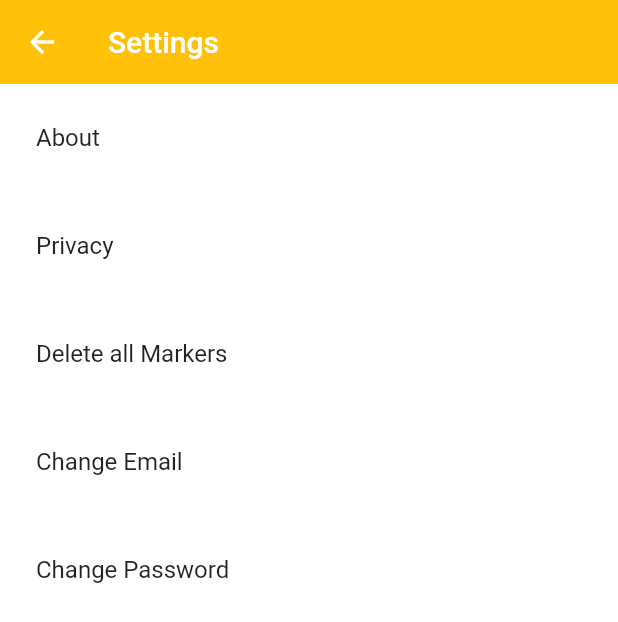
After one commit to joeltanig77/Spots-App, a Flutter app: the SettingsPage screen opened directly, on a phone screen of 412 x 824 dp. The commit adds this screen. Shown: the top 622 px of the screen. Run offline on Flutter 3.47's test engine with Material 2 defaults, Android fonts, the phone set to English and light mode, and no system bars; our stand-ins replace cloud_firestore, firebase_auth, firebase_storage, geolocator, google_maps_flutter, image_picker and 1 more; missing offline and left inert: loading_animations; accounts and stored records are empty; network calls fail.

Commit message:
added settings pages with a working delete all markers method, also added bug fixes

```diff
--- a/lib/const/sharedStyles.dart
+++ b/lib/const/sharedStyles.dart
@@ -1,4 +1,5 @@
 import 'package:flutter/material.dart';
+import '';
 /*
 const textInputStyleex = InputDecoration(
     hintText: "Email",
@@ -25,3 +26,31 @@ const textInputStyle =  InputDecoration(
   ),
   labelText: "Email",
 );
+
+
+const cardStyleForSettings = Card(
+  elevation: 0,
+  margin: EdgeInsets.all(6.0),
+  color: Colors.white,
+  child: ListTile(
+    title: Text("About"),
+    trailing: Icon(
+        Icons.read_more
+    ),
+  ),
+);
+
+Widget settingsCard(String text, dynamic function){
+  return Card(
+      elevation: 0,
+      margin: EdgeInsets.all(8),
+      color: Colors.white,
+      child: ListTile(
+      title: Text(text),
+      onTap: () {
+        print("Button in settings clicked");
+        function;
+  },
+  ),
+  );
+  }
--- a/lib/screens/home/home.dart
+++ b/lib/screens/home/home.dart
@@ -239,7 +239,6 @@ class _HomeState extends State<Home> {
     });
 
 
-    /*storeUserInformation("Im a happy boy hehe");*/
     return MaterialApp(
         home: StreamProvider<List<Location>>.value(
       value: MarkerDatabase().locations,
--- /dev/null
+++ b/lib/screens/profile/settings/settings.dart
@@ -0,0 +1,45 @@
+import 'package:flutter/material.dart';
+import 'package:spots_app/const/sharedStyles.dart';
+import 'package:spots_app/services/markerDatabase.dart';
+import 'package:spots_app/screens/profile/settings/about.dart';
+
+String thisUID = "";
+
+
+class SettingsPage extends StatefulWidget {
+  SettingsPage(String uid) {
+    String uidThis = uid;
+    thisUID = uidThis;
+  }
+
+  @override
+  _SettingsPageState createState() => _SettingsPageState();
+}
+
+MarkerDatabase _markerDatabase = MarkerDatabase();
+AboutPage _aboutPage = AboutPage();
+
+class _SettingsPageState extends State<SettingsPage> {
+  @override
+  Widget build(BuildContext context) {
+    return Scaffold(
+      backgroundColor: Colors.white,
+      appBar: AppBar(
+        title: Text('Settings'),
+        backgroundColor: Colors.amber,
+        elevation: 0,
+      ),
+      body: SingleChildScrollView(
+        child: Column(
+          children: [
+            settingsCard("About", _aboutPage),
+            settingsCard("Privacy", null),
+            settingsCard("Delete all Markers", null),
+            settingsCard("Change Email", null),
+            settingsCard("Change Password", null),
+          ],
+        ),
+      ),
+    );
+  }
+}
--- a/lib/services/markerDatabase.dart
+++ b/lib/services/markerDatabase.dart
@@ -1,3 +1,4 @@
+import 'package:firebase_auth/firebase_auth.dart';
 import 'package:flutter/material.dart';
 import 'package:cloud_firestore/cloud_firestore.dart';
 import 'package:spots_app/models/user.dart';
@@ -11,7 +12,7 @@ QuerySnapshot stolenLocation;
 class MarkerDatabase{
   final String user;
   MarkerDatabase({this.user});
-
+  final FirebaseAuth _auth = FirebaseAuth.instance;
 
 
   // Tells us the change of the doc in any certain point using a stream
@@ -68,9 +69,21 @@ class MarkerDatabase{
       "url":url
     });
 
+  }
 
 
 
+  //TODO: Find out how to also do notifications to ask if you want to delete the data or not (pop up)
+  Future deleteAllData(String uid) async {
+    CollectionReference _documentRef = Firestore.instance.collection("Coordinates").document(uid).collection("User_Locations");
+    _documentRef.getDocuments().then((ds){
+      if(ds!=null){
+        ds.documents.forEach((value)  {
+          value.reference.delete();
+        });
+      }
+    });
+    print("Data has been deleted");
   }
 
 }
```
Also changed, not shown: lib/screens/profile/profile.dart (+9 -3 lines), lib/screens/profile/settings/about.dart (added, +15 -0 lines), pubspec.lock.
